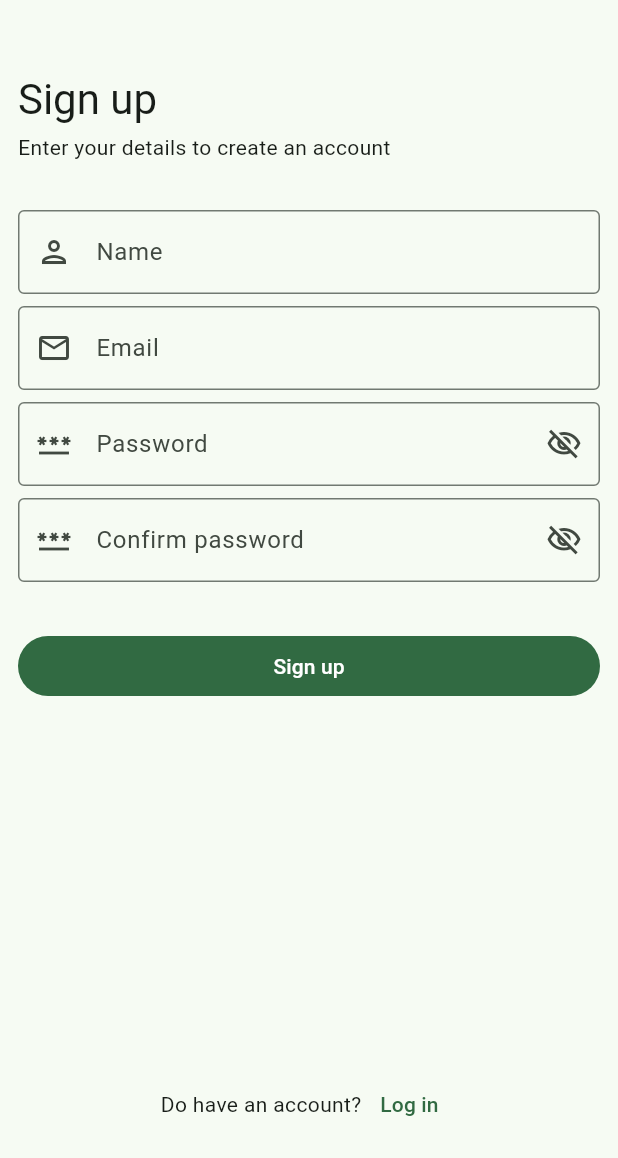
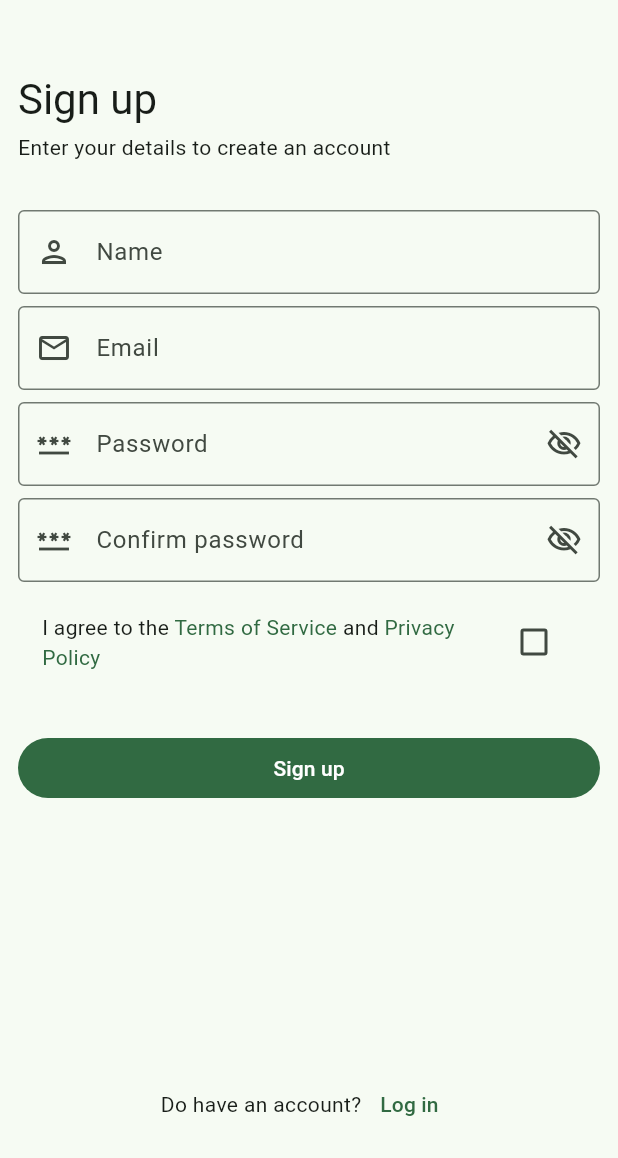
Before and after one commit to dawnj26/craftmate_client, a Flutter app: the SignUpPage screen opened directly, on a phone screen of 412 x 824 dp, the part 78-1236 px from its top. Run offline on Flutter 3.47's test engine with Material 3 defaults, Android fonts, the phone set to English and light mode, and no system bars; our stand-ins replace app_links, better_player, bloc, bloc_concurrency, carousel_slider, cloud_firestore and 33 more; missing offline and left inert: flutter_quill, flutter_quill_extensions, flutter_web_auth_2, maps_launcher; accounts and stored records are empty.

Commit message:
feat: add terms acceptance checkbox and navigation to terms and privacy policy in sign-up form

```diff
--- a/lib/auth/signup/view/signup_form.dart
+++ b/lib/auth/signup/view/signup_form.dart
@@ -1,6 +1,8 @@
 import 'package:craftmate_client/auth/components/components.dart';
 import 'package:craftmate_client/auth/signup/bloc/sign_up_bloc.dart';
 import 'package:craftmate_client/auth/signup/view/components/components.dart';
+import 'package:craftmate_client/auth/signup/view/terms_and_conditions_screen.dart';
+import 'package:flutter/gestures.dart';
 import 'package:flutter/material.dart';
 import 'package:flutter_bloc/flutter_bloc.dart';
 import 'package:gap/gap.dart';
@@ -57,6 +59,7 @@ class SignUpForm extends StatelessWidget {
               ),
               Gap(32.0),
               _Form(),
+              Gap(12),
               Spacer(),
               LoginButton(),
             ],
@@ -85,6 +88,51 @@ class _Form extends StatelessWidget {
         PasswordInput(unfocusFields),
         const Gap(8.0),
         ConfirmPasswordInput(unfocusFields),
+        const Gap(12),
+        BlocBuilder<SignUpBloc, SignUpState>(
+          builder: (context, state) {
+            return CheckboxListTile(
+              value: state.isAcceptedTerms,
+              title: RichText(
+                text: TextSpan(
+                  text: 'I agree to the ',
+                  style: Theme.of(context).textTheme.bodyMedium,
+                  children: [
+                    TextSpan(
+                      text: 'Terms of Service',
+                      style: Theme.of(context).textTheme.bodyMedium?.copyWith(
+                            color: Theme.of(context).colorScheme.primary,
+                          ),
+                      recognizer: TapGestureRecognizer()
+                        ..onTap = () {
+                          Navigator.push(
+                            context,
+                            TermsAndConditionsScreen.route(),
+                          );
+                        },
+                    ),
+                    const TextSpan(text: ' and '),
+                    TextSpan(
+                      text: 'Privacy Policy',
+                      style: Theme.of(context).textTheme.bodyMedium?.copyWith(
+                            color: Theme.of(context).colorScheme.primary,
+                          ),
+                      recognizer: TapGestureRecognizer()
+                        ..onTap = () {
+                          // Open Terms of Service
+                        },
+                    ),
+                  ],
+                ),
+              ),
+              onChanged: (value) {
+                context
+                    .read<SignUpBloc>()
+                    .add(SignUpTermsChanged(isAcceptedTerms: value ?? false));
+              },
+            );
+          },
+        ),
         const Gap(32.0),
         const SignUpButton(),
       ],
```
